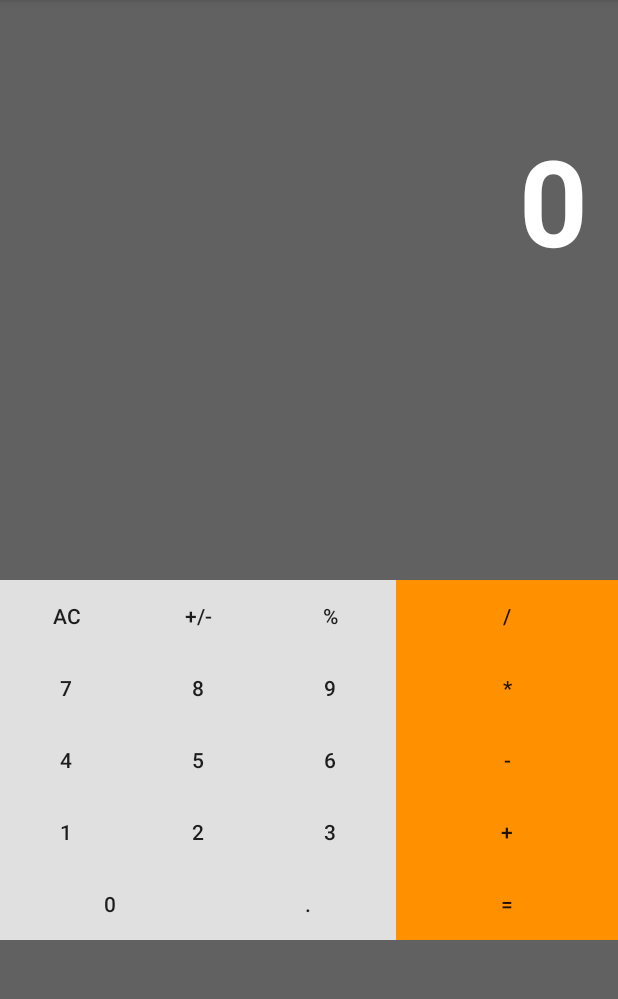
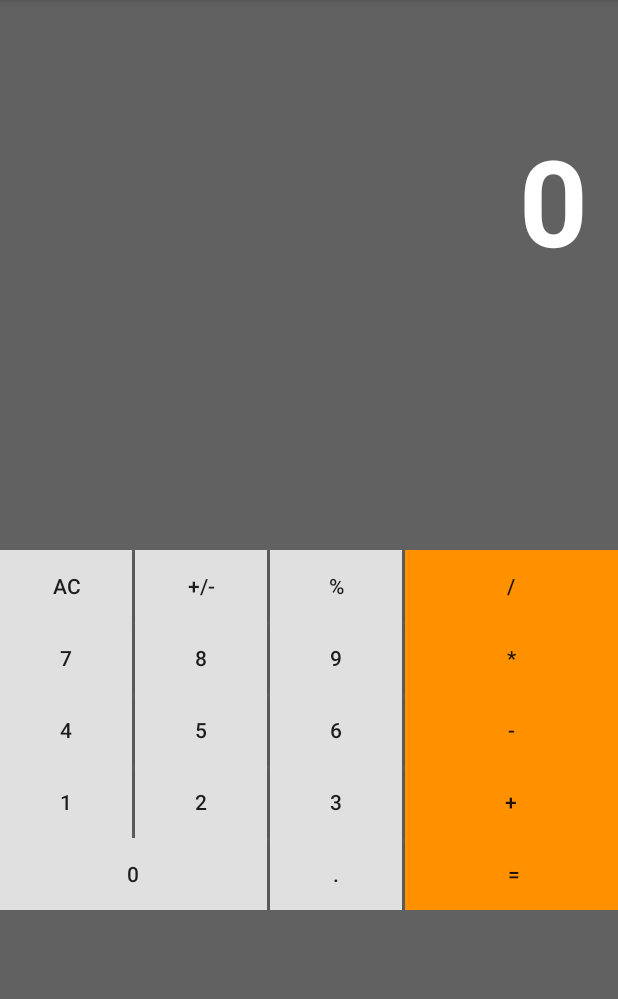
Before and after one commit to shumeiiSM/P13MyCalculator, an Android app: the screen it shows after launch (MainActivity), on a phone screen of 412 x 824 dp, the part 84-1083 px from its top. Run offline under Robolectric (Android 15) with nearby library versions, the phone set to English and light mode, and no system bars.

```diff
--- a/app/src/main/res/layout/activity_main.xml
+++ b/app/src/main/res/layout/activity_main.xml
@@ -14,8 +14,9 @@
             android:layout_width="match_parent"
             android:layout_height="wrap_content"
             android:layout_marginTop="80dp"
-            android:layout_marginBottom="200dp"
+            android:layout_marginBottom="180dp"
             android:layout_marginRight="20dp"
+            android:layout_marginLeft="20dp"
             android:gravity="end"
             android:text="0"
             android:textSize="80sp"
@@ -35,23 +36,24 @@
 
             <Button
                     android:id="@+id/btnAC"
-                    android:onClick="btnOnClick"
+                    android:onClick="btnNum"
                     android:layout_width="wrap_content"
+                    android:layout_marginRight="2dp"
                     android:background="#E0E0E0"
                     android:text="AC"/>
             <Button
                     android:id="@+id/btnNP"
-                    android:onClick="btnOnClick"
+                    android:onClick="btnNum"
                     android:layout_width="wrap_content"
+                    android:layout_marginRight="2dp"
                     android:background="#E0E0E0"
-
                     android:text="+/-"/>
             <Button
                     android:id="@+id/btnD"
-                    android:onClick="btnOnClick"
+                    android:onClick="btnNum"
                     android:layout_width="wrap_content"
+                    android:layout_marginRight="2dp"
                     android:background="#E0E0E0"
-
                     android:text="%"/>
             <Button
                     android:id="@+id/btnDivide"
@@ -74,18 +76,21 @@
                     android:id="@+id/btnSeven"
                     android:onClick="btnNum"
                     android:layout_width="wrap_content"
+                    android:layout_marginRight="2dp"
                     android:background="#E0E0E0"
                     android:text="7"/>
             <Button
                     android:id="@+id/btnEight"
                     android:onClick="btnNum"
                     android:layout_width="wrap_content"
+                    android:layout_marginRight="2dp"
                     android:background="#E0E0E0"
                     android:text="8"/>
             <Button
                     android:id="@+id/btnNine"
                     android:onClick="btnNum"
                     android:layout_width="wrap_content"
+                    android:layout_marginRight="2dp"
                     android:background="#E0E0E0"
                     android:text="9"/>
             <Button
@@ -109,18 +114,21 @@
                     android:id="@+id/btnFour"
                     android:onClick="btnNum"
                     android:layout_width="wrap_content"
+                    android:layout_marginRight="2dp"
                     android:background="#E0E0E0"
                     android:text="4"/>
             <Button
                     android:id="@+id/btnFive"
                     android:onClick="btnNum"
                     android:layout_width="wrap_content"
+                    android:layout_marginRight="2dp"
                     android:background="#E0E0E0"
                     android:text="5"/>
             <Button
                     android:id="@+id/btnSix"
                     android:onClick="btnNum"
                     android:layout_width="wrap_content"
+                    android:layout_marginRight="2dp"
                     android:background="#E0E0E0"
                     android:text="6"/>
             <Button
@@ -144,18 +152,21 @@
                     android:id="@+id/btnOne"
                     android:onClick="btnNum"
                     android:layout_width="wrap_content"
+                    android:layout_marginRight="2dp"
                     android:background="#E0E0E0"
                     android:text="1"/>
             <Button
                     android:id="@+id/btnTwo"
                     android:onClick="btnNum"
                     android:layout_width="wrap_content"
+                    android:layout_marginRight="2dp"
                     android:background="#E0E0E0"
                     android:text="2"/>
             <Button
                     android:id="@+id/btnThree"
                     android:onClick="btnNum"
                     android:layout_width="wrap_content"
+                    android:layout_marginRight="2dp"
                     android:background="#E0E0E0"
                     android:text="3"/>
             <Button
@@ -179,23 +190,22 @@
                     android:id="@+id/btnZero"
                     android:onClick="btnNum"
                     android:layout_width="wrap_content"
-                    android:layout_weight="4"
+                    android:layout_marginRight="2dp"
+                    android:layout_span="2"
                     android:background="#E0E0E0"
                     android:text="0"/>
             <Button
                     android:id="@+id/btnPoint"
                     android:onClick="btnNum"
                     android:layout_width="wrap_content"
-                    android:layout_weight="2"
+                    android:layout_marginRight="2dp"
                     android:background="#E0E0E0"
                     android:text="."/>
 
             <Button
                     android:id="@+id/btnEqual"
                     android:onClick="btnCal"
-                    android:layout_width="wrap_content"
-                    android:layout_weight="4"
-                    android:layout_span="2"
+                    android:layout_width="145dp"
                     android:background="#FF9100"
                     android:text="="/>
         </TableRow>
```
Also changed, not shown: app/src/main/java/com/example/p13mycalculator/MainActivity.kt (+15 -36 lines).
